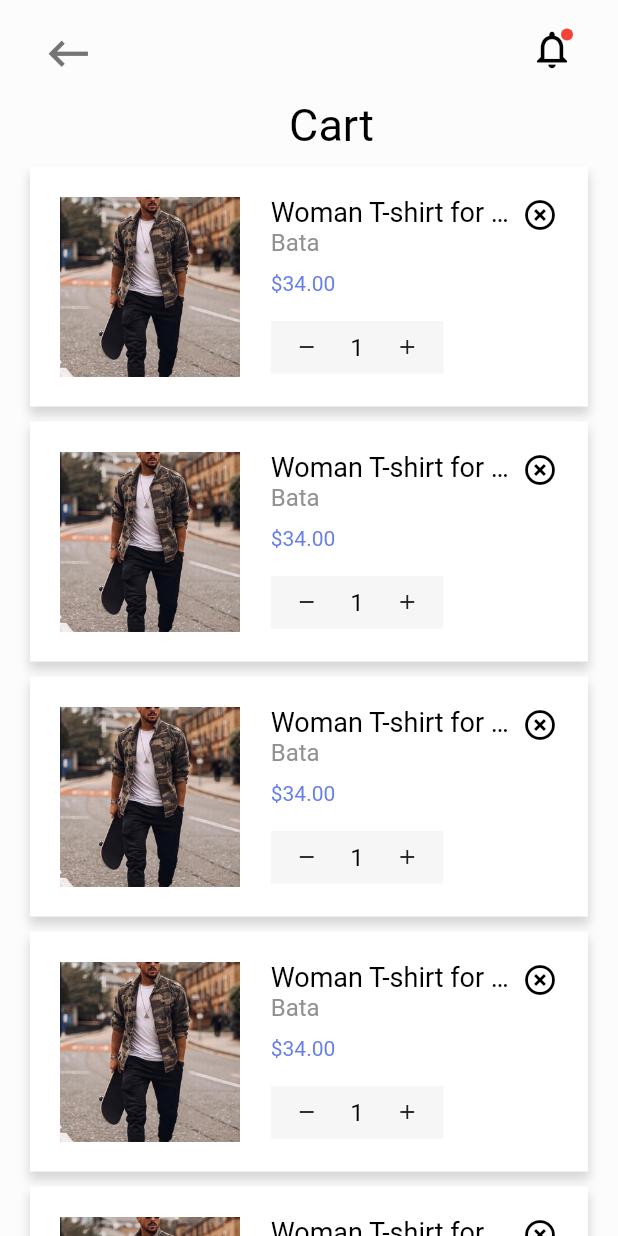
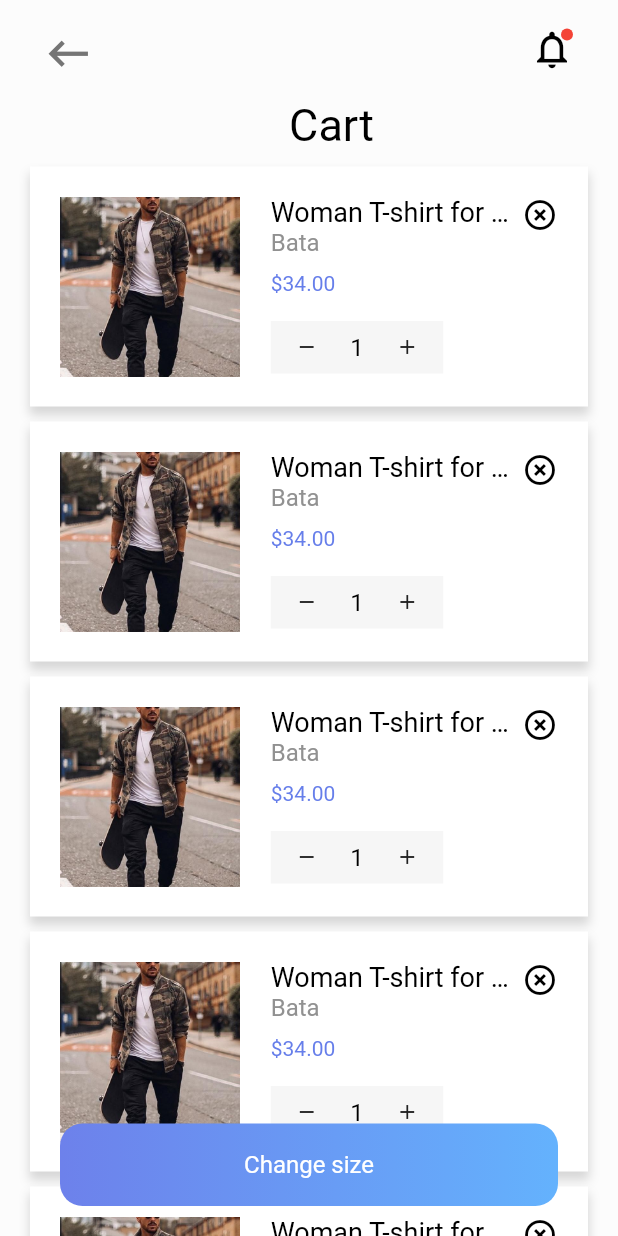
Before and after one commit to Sudesh101999/ecommerce_app_flutter, a Flutter app: the CartPage screen opened directly, on a phone screen of 412 x 824 dp. Run offline on Flutter 3.47's test engine with Material 2 defaults, Android fonts, the phone set to English and light mode, and no system bars; our stand-ins replace carousel_slider, fluttertoast, smooth_page_indicator.

Commit message:
card page updated

```diff
--- a/lib/cart/cart_page.dart
+++ b/lib/cart/cart_page.dart
@@ -1,6 +1,7 @@
 import 'package:ecommerce_app/cart/cart_view.dart';
 import 'package:flutter/material.dart';
 import 'package:flutter/services.dart';
+import 'package:fluttertoast/fluttertoast.dart';
 
 class CartPage extends StatefulWidget {
   const CartPage({Key? key}) : super(key: key);
@@ -75,11 +76,15 @@ class _CartPageState extends State<CartPage> {
           ),
         ],
       ),
-      body: SingleChildScrollView(
+      body: Stack(
+        // crossAxisAlignment: CrossAxisAlignment.start,
+        children: [
+          Expanded(
+            child: SingleChildScrollView(
               child: Column(
                 children: [
                   Padding(
-              padding: const EdgeInsets.only(left: 30,top: 10),
+                    padding: const EdgeInsets.only(left: 30, top: 10),
                     child: Text(
                       'Cart',
                       style: TextStyle(
@@ -94,9 +99,66 @@ class _CartPageState extends State<CartPage> {
                   CartView(),
                   CartView(),
                   CartView(),
-
                 ],
               ),
+            ),
+          ),
+          Positioned(
+            bottom: 20,
+            left: 40,
+            right: 40,
+            child: InkWell(
+              onTap: () {
+                setState(() {
+                  //click operation
+                });
+              },
+              child: Container(
+                alignment: Alignment.center,
+                padding: EdgeInsets.all(18),
+                decoration: BoxDecoration(
+                  borderRadius: BorderRadius.circular(15),
+                  gradient: LinearGradient(
+                    begin: Alignment.topLeft,
+                    end: Alignment.topRight,
+                    colors: [
+                      Color(0xff6d81eb),
+                      Color(0xff64b2fd),
+                    ]
+                  ),
+                ),
+                child: Text(
+                  'Change size',
+                  style: TextStyle(
+                    color: Colors.white,
+                    fontSize: 16,
+                  ),
+                ),
+              ),
+            ),
+          ),
+        ],
+      ),
+    );
+  }
+
+  void showMessage(String msg) {
+    Fluttertoast.showToast(
+      msg: msg,
+      toastLength: Toast.LENGTH_SHORT,
+      gravity: ToastGravity.TOP,
+      timeInSecForIosWeb: 1,
+      backgroundColor: Colors.blue,
+      textColor: Colors.white,
+      fontSize: 16.0,
+    );
+
+    ScaffoldMessenger.of(context).showSnackBar(
+      SnackBar(
+        content: Text(msg),
+        backgroundColor: Colors.blue,
+        behavior: SnackBarBehavior.floating,
+        duration: const Duration(seconds: 2),
       ),
     );
   }
```
Lines whose indentation alone changed are shown as unchanged.
